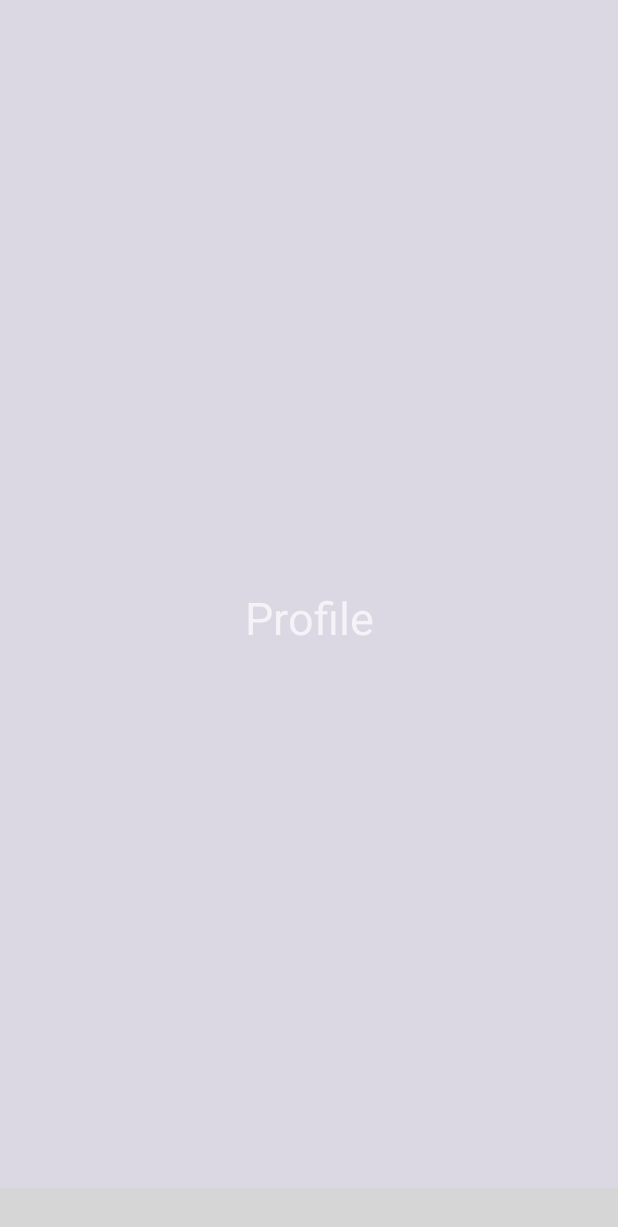
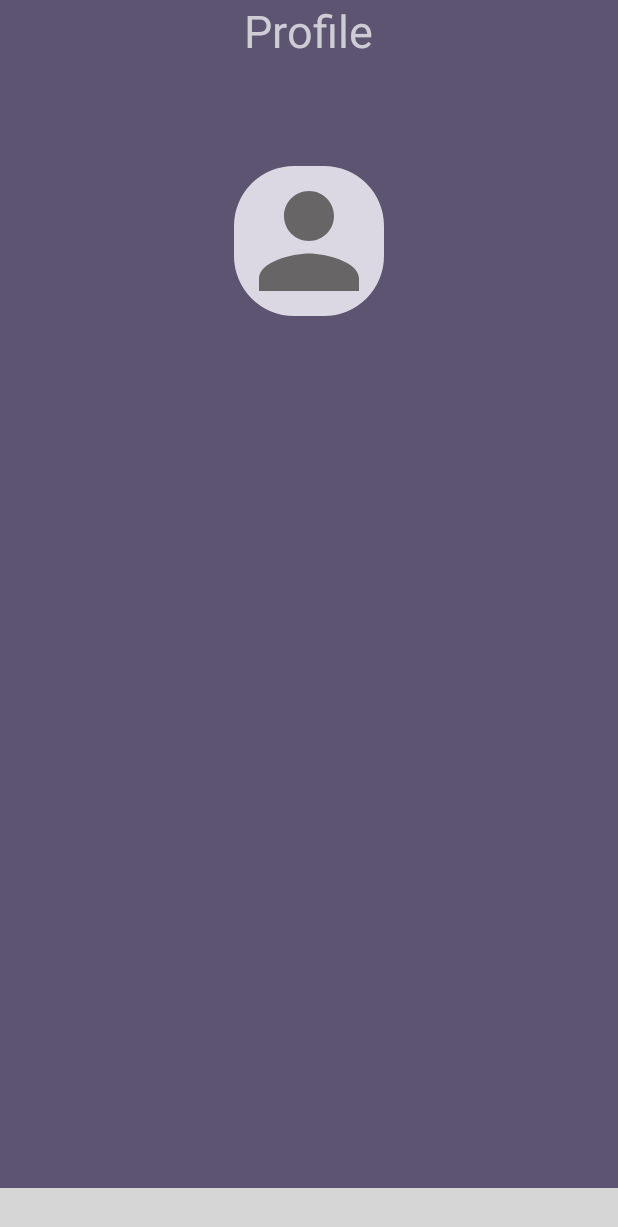
Before and after one commit to Patel-Tirth1010/uc_demo_final, an Android app: the fragment ProfileFragment placed in its activity, on a phone screen of 412 x 824 dp. Shown: the top 1227 px of the screen. Run offline under Robolectric (Android 15) with nearby library versions, the phone set to English and light mode, and no system bars; libraries missing offline, so code that uses them is left out: com.etebarian.meowbottomnavigation; plain views replace MeowBottomNavigation; 7 statements that could not run were skipped; grey boxes are pictures that could not be loaded.

Commit message:
updated 14 - 03 - 2022

```diff
--- a/ucdemo/app/src/main/AndroidManifest.xml
+++ b/ucdemo/app/src/main/AndroidManifest.xml
@@ -14,7 +14,11 @@
         <activity
             android:name=".nav_bar"
             android:exported="true">
+            <intent-filter>
+                <action android:name="android.intent.action.MAIN" />
 
+                <category android:name="android.intent.category.LAUNCHER" />
+            </intent-filter>
 
         </activity>
         <activity
@@ -29,11 +33,7 @@
         <activity
             android:name=".Login"
             android:exported="true">
-            <intent-filter>
-                <action android:name="android.intent.action.MAIN" />
 
-                <category android:name="android.intent.category.LAUNCHER" />
-            </intent-filter>
 
         </activity> <!-- android:usesCleartextTraffic="true" -->
         <activity
--- a/ucdemo/app/src/main/java/com/example/ucdemo/Forget_pass.java
+++ b/ucdemo/app/src/main/java/com/example/ucdemo/Forget_pass.java
@@ -59,8 +59,6 @@ public class Forget_pass extends AppCompatActivity {
             protected Map<String, String> getParams() throws AuthFailureError {
                 Map<String,String> params = new HashMap<String,String>();
                 params.put("email",Email);
-
-
                 return params;
             }
         };
--- a/ucdemo/app/src/main/java/com/example/ucdemo/nav_bar.java
+++ b/ucdemo/app/src/main/java/com/example/ucdemo/nav_bar.java
@@ -15,7 +15,6 @@ import com.etebarian.meowbottomnavigation.MeowBottomNavigation;
 public class nav_bar extends AppCompatActivity {
 
     MeowBottomNavigation bottomNavigation;
-    TextView t1;
     Fragment fragment;
     Boolean exit=false;
     @Override
@@ -25,7 +24,6 @@ public class nav_bar extends AppCompatActivity {
 
         //Assign Variable
         bottomNavigation = findViewById(R.id.bottom_nav);
-        t1 = findViewById(R.id.t1);
 
         //Add menu item
         bottomNavigation.add(new MeowBottomNavigation.Model(1, R.drawable.ic_baseline_home_24));
@@ -94,7 +92,7 @@ public void loadFragment(Fragment fragment)
 {
     FragmentTransaction transaction = getSupportFragmentManager().beginTransaction();
 
-    transaction.replace(R.id.framecontainer,fragment);
+    transaction.replace(R.id.framelayoutforfragment,fragment);
     transaction.commit();
 }
 
--- /dev/null
+++ b/ucdemo/app/src/main/res/drawable/circle.xml
@@ -0,0 +1,6 @@
+<?xml version="1.0" encoding="utf-8"?>
+<shape xmlns:android="http://schemas.android.com/apk/res/android" android:shape="oval">
+
+    <solid android:color="@color/four"/>
+
+</shape>
--- a/ucdemo/app/src/main/res/drawable/ic_baseline_person_24.xml
+++ b/ucdemo/app/src/main/res/drawable/ic_baseline_person_24.xml
@@ -1,5 +1,5 @@
 <vector android:height="24dp" android:tint="#DBD8E3"
     android:viewportHeight="24" android:viewportWidth="24"
     android:width="24dp" xmlns:android="http://schemas.android.com/apk/res/android">
-    <path android:fillColor="@android:color/white" android:pathData="M12,12c2.21,0 4,-1.79 4,-4s-1.79,-4 -4,-4 -4,1.79 -4,4 1.79,4 4,4zM12,14c-2.67,0 -8,1.34 -8,4v2h16v-2c0,-2.66 -5.33,-4 -8,-4z"/>
+    <path android:fillColor="@color/four" android:pathData="M12,12c2.21,0 4,-1.79 4,-4s-1.79,-4 -4,-4 -4,1.79 -4,4 1.79,4 4,4zM12,14c-2.67,0 -8,1.34 -8,4v2h16v-2c0,-2.66 -5.33,-4 -8,-4z"/>
 </vector>
--- /dev/null
+++ b/ucdemo/app/src/main/res/drawable/profile.xml
@@ -0,0 +1,5 @@
+<vector android:height="24dp" android:tint="#676565"
+    android:viewportHeight="24" android:viewportWidth="24"
+    android:width="24dp" xmlns:android="http://schemas.android.com/apk/res/android">
+    <path android:fillColor="@android:color/white" android:pathData="M12,12c2.21,0 4,-1.79 4,-4s-1.79,-4 -4,-4 -4,1.79 -4,4 1.79,4 4,4zM12,14c-2.67,0 -8,1.34 -8,4v2h16v-2c0,-2.66 -5.33,-4 -8,-4z"/>
+</vector>
--- a/ucdemo/app/src/main/res/layout/activity_nav_bar.xml
+++ b/ucdemo/app/src/main/res/layout/activity_nav_bar.xml
@@ -1,37 +1,45 @@
 <?xml version="1.0" encoding="utf-8"?>
-<com.google.android.material.circularreveal.CircularRevealFrameLayout xmlns:android="http://schemas.android.com/apk/res/android"
+<androidx.constraintlayout.widget.ConstraintLayout xmlns:android="http://schemas.android.com/apk/res/android"
     xmlns:app="http://schemas.android.com/apk/res-auto"
     xmlns:tools="http://schemas.android.com/tools"
-    android:id="@+id/framecontainer"
+    android:id="@+id/constraint"
     android:layout_width="match_parent"
     android:layout_height="match_parent"
     android:background="@color/four"
-    tools:context=".nav_bar"
-    android:orientation="vertical">
-<LinearLayout
-    android:layout_width="match_parent"
-    android:layout_height="match_parent"
-    android:gravity="center"
     android:orientation="vertical"
-    >
-   <TextView
-       android:id="@+id/t1"
-       android:layout_width="wrap_content"
-       android:layout_height="wrap_content"/>
-</LinearLayout>
+    tools:context=".nav_bar">
+
+
+    <FrameLayout
+        android:id="@+id/framelayoutforfragment"
+        android:layout_width="0dp"
+        android:layout_height="0dp"
+        app:layout_constraintBottom_toTopOf="@+id/bottom_nav"
+        app:layout_constraintEnd_toEndOf="parent"
+        app:layout_constraintStart_toStartOf="parent"
+        app:layout_constraintTop_toTopOf="parent">
+
+
+    </FrameLayout>
 
     <com.etebarian.meowbottomnavigation.MeowBottomNavigation
         android:id="@+id/bottom_nav"
         android:layout_width="match_parent"
         android:layout_height="wrap_content"
         android:layout_gravity="bottom"
-        app:mbn_backgroundBottomColor="@color/two"
+        android:background="@color/three"
+        app:layout_constraintBottom_toBottomOf="parent"
+        app:layout_constraintEnd_toEndOf="parent"
+        app:layout_constraintHorizontal_bias="0.0"
+        app:layout_constraintStart_toStartOf="parent"
+        app:layout_constraintTop_toBottomOf="@+id/framelayoutforfragment"
+        app:layout_constraintVertical_bias="1.0"
+        app:mbn_backgroundBottomColor="@color/four"
         app:mbn_circleColor="@color/white"
         app:mbn_countBackgroundColor="#ff6f00"
         app:mbn_countTextColor="@color/white"
-        app:mbn_defaultIconColor="@color/white"
-        app:mbn_selectedIconColor="@color/three" />
+        app:mbn_defaultIconColor="@color/two"
+        app:mbn_selectedIconColor="@color/one" />
 
 
-
-</com.google.android.material.circularreveal.CircularRevealFrameLayout>
+</androidx.constraintlayout.widget.ConstraintLayout>
--- a/ucdemo/app/src/main/res/layout/fragment_bookings.xml
+++ b/ucdemo/app/src/main/res/layout/fragment_bookings.xml
@@ -4,7 +4,8 @@
     android:layout_width="match_parent"
     android:layout_height="match_parent"
     tools:context=".BookingsFragment"
-
+    android:orientation="vertical"
+    android:background="@color/three"
     >
 
     <!-- TODO: Update blank fragment layout -->
--- a/ucdemo/app/src/main/res/layout/fragment_home.xml
+++ b/ucdemo/app/src/main/res/layout/fragment_home.xml
@@ -1,9 +1,13 @@
 <?xml version="1.0" encoding="utf-8"?>
+
+
 <LinearLayout xmlns:android="http://schemas.android.com/apk/res/android"
     xmlns:tools="http://schemas.android.com/tools"
     android:layout_width="match_parent"
     android:layout_height="match_parent"
     tools:context=".HomeFragment"
+    android:background="@color/three"
+    android:orientation="vertical"
     >
 
     <!-- TODO: Update blank fragment layout -->
@@ -13,5 +17,4 @@
         android:text="Home"
         android:gravity="center"
         android:textSize="30dp"/>
-
 </LinearLayout>
--- a/ucdemo/app/src/main/res/layout/fragment_profile.xml
+++ b/ucdemo/app/src/main/res/layout/fragment_profile.xml
@@ -3,14 +3,30 @@
     xmlns:tools="http://schemas.android.com/tools"
     android:layout_width="match_parent"
     android:layout_height="match_parent"
-    tools:context=".ProfileFragment">
+    xmlns:app="http://schemas.android.com/apk/res-auto"
+    tools:context=".ProfileFragment"
+    android:background="@color/three"
+    android:orientation="vertical"
+    >
 
     <!-- TODO: Update blank fragment layout -->
+
     <TextView
-        android:layout_width="match_parent"
-        android:layout_height="match_parent"
+        android:layout_width="wrap_content"
+        android:layout_height="wrap_content"
+        android:gravity="center"
         android:text="Profile"
-        android:gravity="center"
-        android:textSize="30dp"/>
+        android:textSize="30dp"
+        android:layout_gravity="center_horizontal"
+        />
+
+    <com.google.android.material.imageview.ShapeableImageView
+        android:layout_width="100dp"
+        android:layout_height="100dp"
+        android:layout_gravity="center_horizontal"
+        android:layout_marginTop="70dp"
+        android:background="@color/four"
+        android:src="@drawable/profile"
+        app:shapeAppearanceOverlay="@style/roundedImageViewRounded" />
 
 </LinearLayout>
--- a/ucdemo/app/src/main/res/values/styles.xml
+++ b/ucdemo/app/src/main/res/values/styles.xml
@@ -6,5 +6,9 @@
         <item name="trackTint">@color/grey</item>
     </style>
 
+    <style name="roundedImageViewRounded">
+        <item name="cornerFamily">rounded</item>
+        <item name="cornerSize">40%</item>
+    </style>
     <color name="grey">#BEBCBC</color>
 </resources>
```
